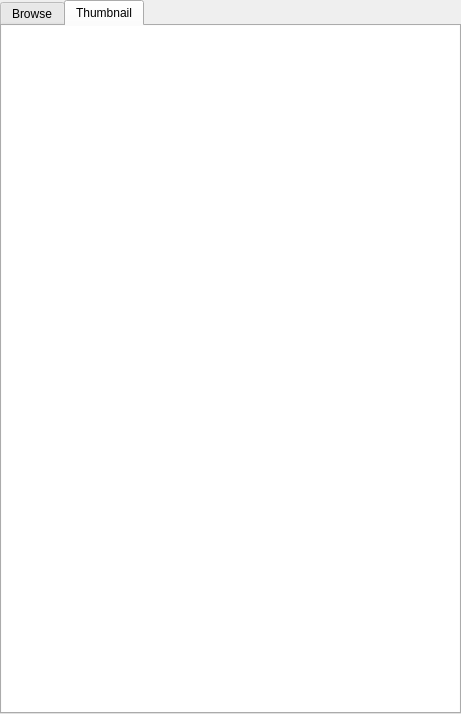
BennyZhang-Codes/PerfusionToolkitForRodent, file UI/DockWidget_Start.ui: the form before one commit.
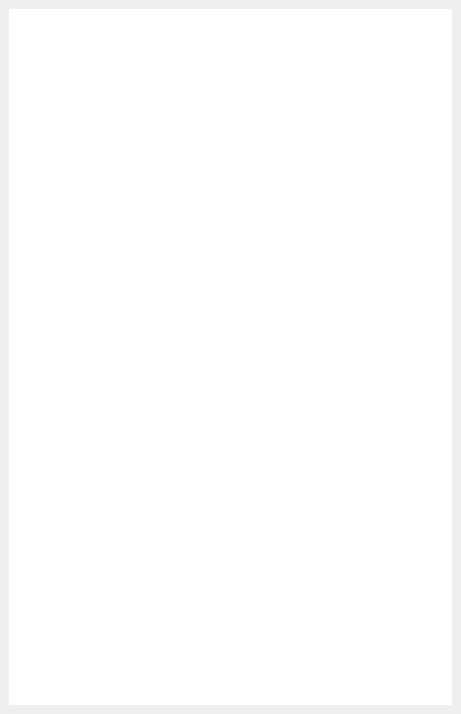
The form after the commit. The open tabs and pages were chosen to show the change.

What changed in the file:
```diff
--- a/UI/DockWidget_Start.ui
+++ b/UI/DockWidget_Start.ui
@@ -14,59 +14,7 @@
    <string>Start</string>
   </property>
   <widget class="QWidget" name="dockWidgetContents">
-   <layout class="QHBoxLayout" name="horizontalLayout">
-    <property name="spacing">
-     <number>0</number>
-    </property>
-    <property name="leftMargin">
-     <number>0</number>
-    </property>
-    <property name="topMargin">
-     <number>0</number>
-    </property>
-    <property name="rightMargin">
-     <number>0</number>
-    </property>
-    <property name="bottomMargin">
-     <number>0</number>
-    </property>
-    <item>
-     <widget class="QTabWidget" name="tabWidget">
-      <property name="currentIndex">
-       <number>0</number>
-      </property>
-      <property name="elideMode">
-       <enum>Qt::ElideNone</enum>
-      </property>
-      <property name="documentMode">
-       <bool>false</bool>
-      </property>
-      <property name="tabsClosable">
-       <bool>false</bool>
-      </property>
-      <property name="movable">
-       <bool>false</bool>
-      </property>
-      <widget class="QWidget" name="tab_Browse">
-       <attribute name="title">
-        <string>Browse</string>
-       </attribute>
        <layout class="QVBoxLayout" name="verticalLayout">
-        <property name="spacing">
-         <number>0</number>
-        </property>
-        <property name="leftMargin">
-         <number>0</number>
-        </property>
-        <property name="topMargin">
-         <number>0</number>
-        </property>
-        <property name="rightMargin">
-         <number>0</number>
-        </property>
-        <property name="bottomMargin">
-         <number>0</number>
-        </property>
         <item>
          <widget class="QTreeView" name="treeView">
           <property name="frameShape">
@@ -88,45 +36,6 @@
         </item>
        </layout>
       </widget>
-      <widget class="QWidget" name="tab_Thumbnail">
-       <attribute name="title">
-        <string>Thumbnail</string>
-       </attribute>
-       <layout class="QVBoxLayout" name="verticalLayout_2">
-        <property name="spacing">
-         <number>0</number>
-        </property>
-        <property name="leftMargin">
-         <number>0</number>
-        </property>
-        <property name="topMargin">
-         <number>0</number>
-        </property>
-        <property name="rightMargin">
-         <number>0</number>
-        </property>
-        <property name="bottomMargin">
-         <number>0</number>
-        </property>
-        <item>
-         <widget class="QListWidget" name="listWidget">
-          <property name="frameShape">
-           <enum>QFrame::NoFrame</enum>
-          </property>
-          <property name="frameShadow">
-           <enum>QFrame::Plain</enum>
-          </property>
-          <property name="lineWidth">
-           <number>0</number>
-          </property>
-         </widget>
-        </item>
-       </layout>
-      </widget>
-     </widget>
-    </item>
-   </layout>
-  </widget>
  </widget>
  <resources>
   <include location="../icons.qrc"/>
```
Left out of the diff: 2 changed lines with no effect on the pictures. Lines whose indentation alone changed are shown as unchanged.
